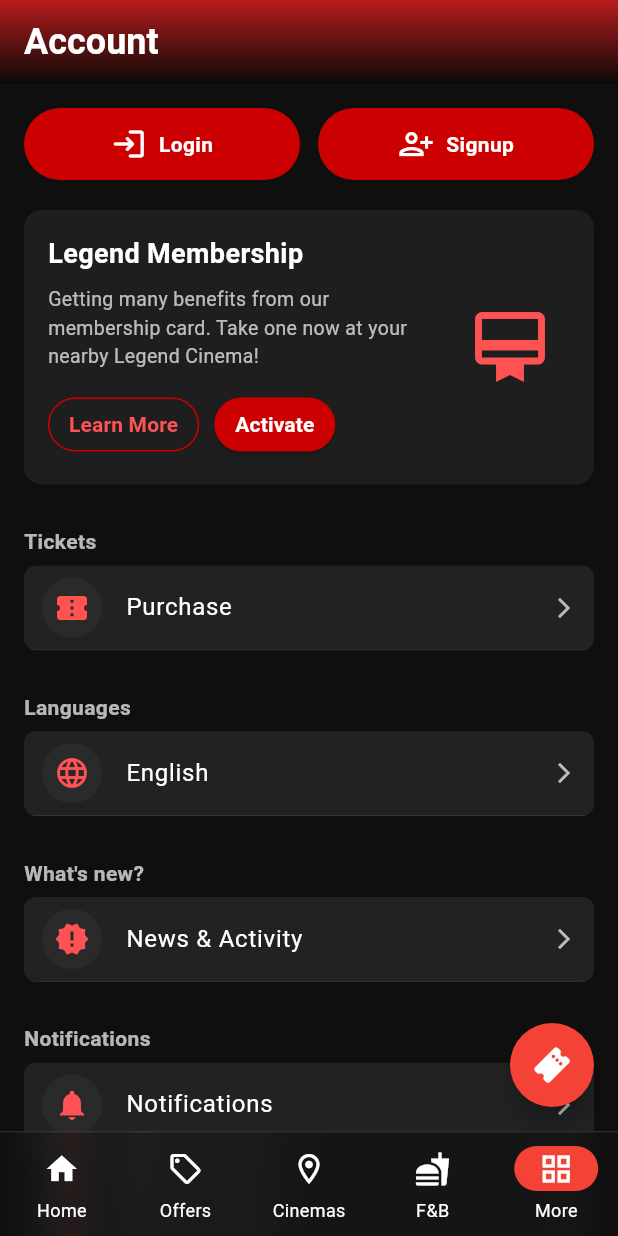
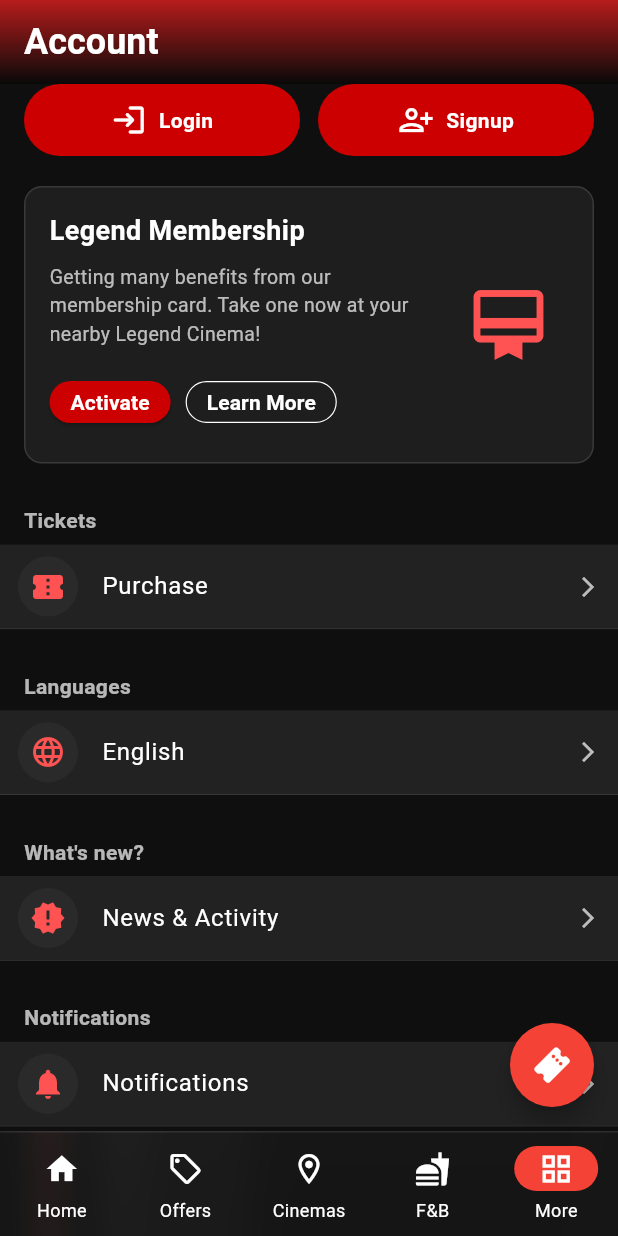
Before and after one commit to SenglayPann/legend-cinema, a Flutter app: the screen it shows after launch, item 5 of the bottom bar chosen, on a phone screen of 412 x 824 dp. Run offline on Flutter 3.47's test engine with Material 3 defaults, Android fonts, the phone set to English and light mode, and no system bars; our stand-ins replace carousel_slider, cloud_firestore, firebase_auth, firebase_core, pinput, shared_preferences; accounts and stored records are empty; network calls fail.

Commit message:
Reafactor: edit more screen padding for menu items

```diff
--- a/lib/presentation/screens/more/more_screen.dart
+++ b/lib/presentation/screens/more/more_screen.dart
@@ -12,13 +12,14 @@ class MoreScreen extends StatelessWidget {
       title: "Account",
       showBackButton: false,
       body: SingleChildScrollView(
-        padding: const EdgeInsets.all(16),
         child: Column(
           crossAxisAlignment: CrossAxisAlignment.start,
           children: [
             // Login + Signup (Hidden if logged in)
             if (!isLoggedIn) ...[
-              Row(
+              Padding(
+                padding: const EdgeInsets.symmetric(horizontal: 16),
+                child: Row(
                   children: [
                     Expanded(
                       child: _roundedButton(
@@ -37,14 +38,21 @@ class MoreScreen extends StatelessWidget {
                     ),
                   ],
                 ),
+              ),
               const SizedBox(height: 20),
             ],
 
             // Membership Card
-            Container(
+            Padding(
+              padding: const EdgeInsets.symmetric(horizontal: 16),
+              child: Container(
                 decoration: BoxDecoration(
                   color: const Color(0xFF1E1E1E),
                   borderRadius: BorderRadius.circular(12),
+                  border: Border.all(
+                    color: Colors.white12,
+                    width: 1,
+                  ), // Added border
                 ),
                 padding: const EdgeInsets.all(16),
                 child: Row(
@@ -64,15 +72,18 @@ class MoreScreen extends StatelessWidget {
                           SizedBox(height: 8),
                           Text(
                             "Getting many benefits from our membership card. Take one now at your nearby Legend Cinema!",
-                          style: TextStyle(color: Colors.white70, fontSize: 13),
+                            style: TextStyle(
+                              color: Colors.white70,
+                              fontSize: 13,
+                            ),
                           ),
                           SizedBox(height: 12),
                           // Learn more button and Activate button
                           Row(
                             children: [
+                              _ActivateButton(), // New Activate button
+                              SizedBox(width: 10),
                               _LearnMoreButton(),
-                            SizedBox(width: 10),
-                            _ActivateButton(), // New Activate button
                             ],
                           ),
                         ],
@@ -90,6 +101,7 @@ class MoreScreen extends StatelessWidget {
                       ),
                     ),
                   ],
+                ),
               ),
             ),
 
@@ -201,7 +213,7 @@ class MoreScreen extends StatelessWidget {
 
   Widget _sectionTitle(String title) {
     return Padding(
-      padding: const EdgeInsets.only(top: 8.0, bottom: 6),
+      padding: const EdgeInsets.only(top: 8.0, bottom: 6, left: 16, right: 16),
       child: Text(
         title,
         style: const TextStyle(
@@ -291,7 +303,7 @@ class _MenuSection extends StatelessWidget {
     return Container(
       decoration: BoxDecoration(
         color: const Color(0xFF151515),
-        borderRadius: BorderRadius.circular(8),
+        // borderRadius: BorderRadius.circular(8), // Removed for full width
       ),
       clipBehavior: Clip.antiAlias, // Clip children to rounded corners
       child: Column(children: children),
@@ -310,11 +322,14 @@ class _LearnMoreButton extends StatelessWidget {
         // Handle learn more action
       },
       style: OutlinedButton.styleFrom(
-        foregroundColor: Colors.redAccent, // Text color
-        side: const BorderSide(color: Color(0xFFCC0000)), // Border color
+        foregroundColor: Colors.white, // Text color
+        side: const BorderSide(
+          color: Colors.white,
+          width: 0.8,
+        ), // Smaller border width
         shape: RoundedRectangleBorder(borderRadius: BorderRadius.circular(20)),
         padding: const EdgeInsets.symmetric(horizontal: 14),
-        minimumSize: const Size(0, 36), // Maintain height
+        minimumSize: const Size(0, 28), // Maintain height
       ),
       child: const Text(
         "Learn More",
@@ -339,7 +354,7 @@ class _ActivateButton extends StatelessWidget {
         foregroundColor: Colors.white, // Text color
         shape: RoundedRectangleBorder(borderRadius: BorderRadius.circular(20)),
         padding: const EdgeInsets.symmetric(horizontal: 14),
-        minimumSize: const Size(0, 36), // Maintain height
+        minimumSize: const Size(0, 28), // Maintain height
       ),
       child: const Text(
         "Activate",
```
Lines whose indentation alone changed are shown as unchanged.
